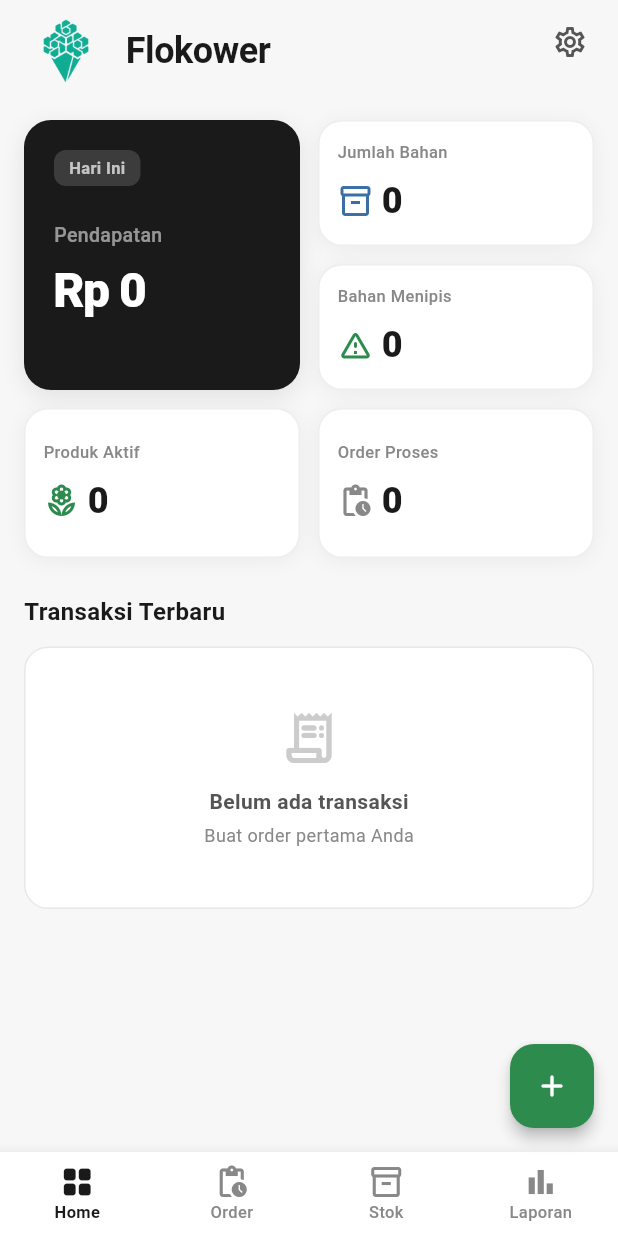
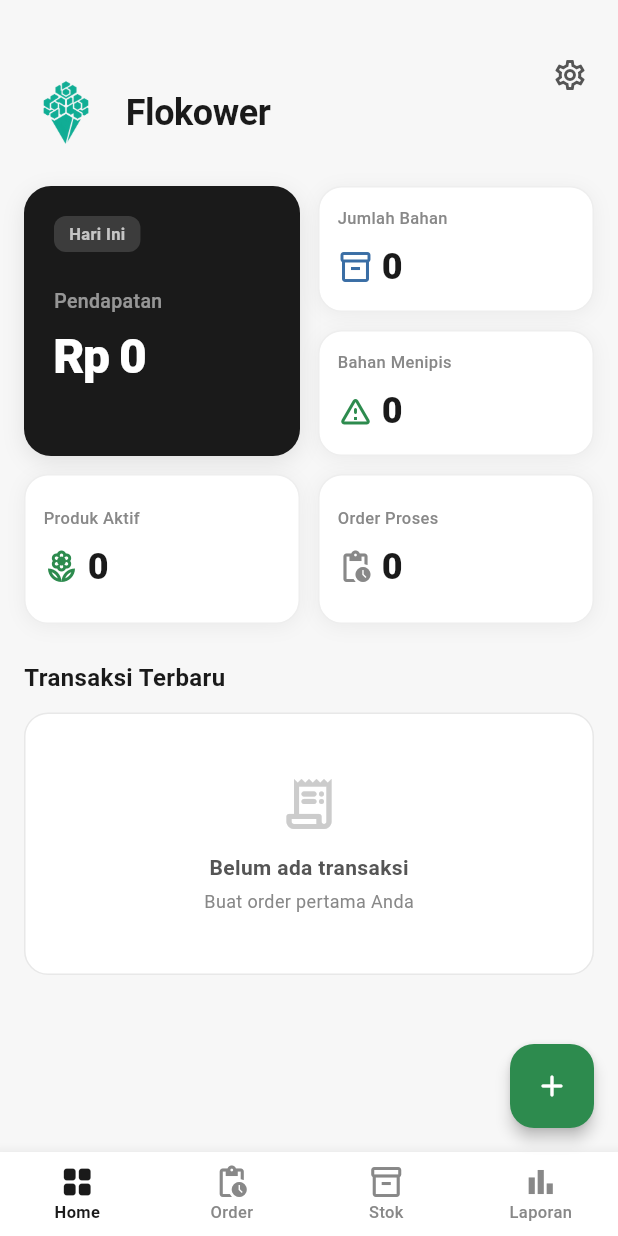
Before and after one commit to teranixbq/Flokower, a Flutter app: the screen it shows once a user with an empty profile is signed in, on a phone screen of 412 x 824 dp. Run offline on Flutter 3.47's test engine with Material 3 defaults, Android fonts, the phone set to English and light mode, and no system bars; our stand-ins replace cloud_firestore, firebase_auth, firebase_core, flutter_dotenv, flutter_riverpod, image_picker; accounts and stored records are empty.

Commit message:
test: increase AppBar top margin to 50px with toolbarHeight 100
- Set toolbarHeight to 100px (default is 56px)
- Increase top padding to 50px to test if margin is working
- This is a test commit to diagnose if top margin is being applied correctly

```diff
--- a/lib/features/dashboard/presentation/screens/dashboard_screen.dart
+++ b/lib/features/dashboard/presentation/screens/dashboard_screen.dart
@@ -32,8 +32,9 @@ class DashboardScreen extends ConsumerWidget {
         backgroundColor: FlokowerTheme.offWhite,
         elevation: 0,
         surfaceTintColor: Colors.transparent,
+        toolbarHeight: 100,
         title: Padding(
-          padding: const EdgeInsets.only(top: 12.0),
+          padding: const EdgeInsets.only(top: 50.0),
           child: Row(
             children: [
               ClipRRect(
```
